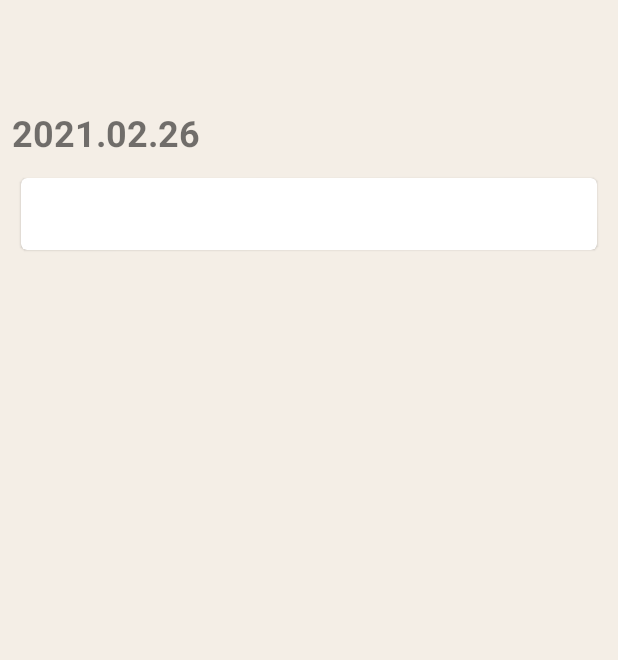
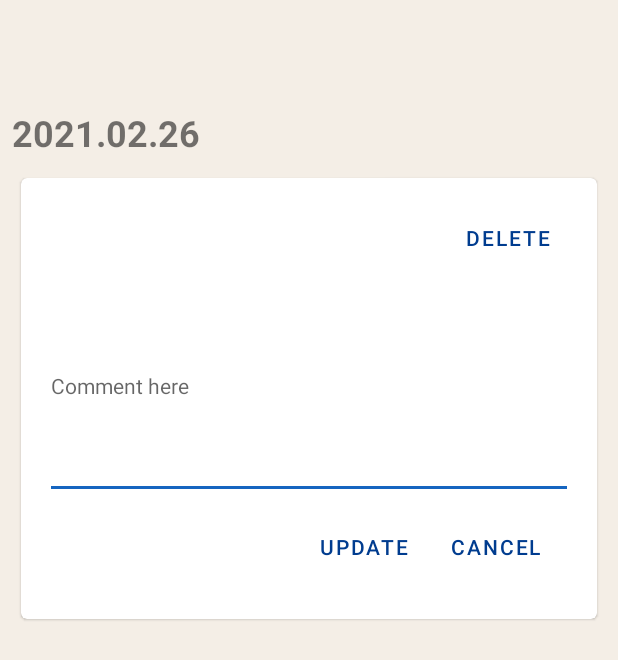
Before and after one commit to watarutower/LifelogApp, an Android app: the layout fragment_edit_page.xml on its own in the app's theme, with its tools: preview values and no code run, on a phone screen of 412 x 824 dp. Shown: the top 660 px of the screen. Run offline under Robolectric (Android 15) with nearby library versions, the phone set to English and light mode, and no system bars.

```diff
--- a/app/src/main/java/com/myapplication/lifelogapp/ui/writereview/WriteReviewFragment.kt
+++ b/app/src/main/java/com/myapplication/lifelogapp/ui/writereview/WriteReviewFragment.kt
@@ -47,8 +47,8 @@ class WriteReviewFragment : Fragment() {
             }
         })
 
-        writeReviewViewModel.navigateToHome.observe(viewLifecycleOwner, Observer { memo ->
-            memo?.let {
+        writeReviewViewModel.navigateToHome.observe(viewLifecycleOwner, Observer { navigate ->
+            if(navigate==true)let {
                 this.findNavController().navigate(
                         WriteReviewFragmentDirections.actionFragmentWriteReviewToFragmentHome())
                 hideKeyboard()
--- a/app/src/main/res/layout/fragment_edit_page.xml
+++ b/app/src/main/res/layout/fragment_edit_page.xml
@@ -48,6 +48,13 @@
                 android:layout_height="wrap_content"
                 android:orientation="vertical"
                 android:padding="16dp">
+                <com.google.android.material.button.MaterialButton
+                    android:layout_width="wrap_content"
+                    android:layout_height="wrap_content"
+                    android:text="@string/button_delete"
+                    android:layout_gravity="end"
+                    android:onClick="@{() -> editPageViewModel.onDeleteClicked()}"
+                    style="?attr/borderlessButtonStyle" />
 
                 <LinearLayout
                     android:layout_width="match_parent"
@@ -55,18 +62,17 @@
                     android:orientation="vertical"
                     android:layout_gravity="center">
 
-<!--                    <EditText-->
-<!--                        android:id="@+id/new_comment"-->
-<!--                        android:layout_width="match_parent"-->
-<!--                        android:layout_height="wrap_content"-->
-
-<!--                        android:minHeight="150dp"-->
-<!--                        android:hint="@string/hint_comment"-->
-<!--                        android:textSize="14sp"-->
-<!--                        android:singleLine="false"-->
-<!--                        android:textAlignment="viewStart"-->
-<!--                        app:carryOverComment="@{writeReviewViewModel.commentFetch}"-->
-<!--                        android:text="@={writeReviewViewModel.editText}"/>-->
+                    <EditText
+                        android:id="@+id/new_comment"
+                        android:layout_width="match_parent"
+                        android:layout_height="wrap_content"
+                        android:minHeight="150dp"
+                        android:hint="@string/hint_comment"
+                        android:textSize="14sp"
+                        android:singleLine="false"
+                        android:textAlignment="viewStart"
+                        app:carryOverComment="@{editPageViewModel.commentFetch}"
+                        android:text="@={editPageViewModel.editText}"/>
 
                 </LinearLayout>
 
@@ -87,21 +93,22 @@
 <!--                        android:onClick="@{() -> writeReviewViewModel.onSubmitClicked()}"-->
 <!--                        style="?attr/borderlessButtonStyle" />-->
 
-<!--                    <com.google.android.material.button.MaterialButton-->
-<!--                        android:layout_width="wrap_content"-->
-<!--                        android:layout_height="wrap_content"-->
-<!--                        android:text="@string/button_update"-->
-<!--                        android:visibility="@{writeReviewViewModel.updateButtonVisible}"-->
-<!--                        android:onClick="@{() -> writeReviewViewModel.onReviseClicked()}"-->
-<!--                        style="?attr/borderlessButtonStyle" />-->
+                    <com.google.android.material.button.MaterialButton
+                        android:layout_width="wrap_content"
+                        android:layout_height="wrap_content"
+                        android:text="@string/button_update"
 
-<!--                    <com.google.android.material.button.MaterialButton-->
-<!--                        android:layout_width="wrap_content"-->
-<!--                        android:layout_height="wrap_content"-->
-<!--                        android:text="@string/button_cancel"-->
-<!--                        android:onClick="@{() -> writeReviewViewModel.onCancelClicked()}"-->
-<!--                        style="?attr/borderlessButtonStyle"-->
-<!--                        />-->
+                        android:onClick="@{() -> editPageViewModel.onUpdateClicked()}"
+                        style="?attr/borderlessButtonStyle" />
+<!--                    android:visibility="@{editPageViewModel.updateButtonVisible}"-->
+                    <com.google.android.material.button.MaterialButton
+                        android:layout_width="wrap_content"
+                        android:layout_height="wrap_content"
+                        android:text="@string/button_cancel"
+
+                        android:onClick="@{() -> editPageViewModel.onCancelClicked()}"
+                        style="?attr/borderlessButtonStyle" />
+
 
                 </LinearLayout>
 
--- a/app/src/main/res/values/strings.xml
+++ b/app/src/main/res/values/strings.xml
@@ -53,5 +53,6 @@
     <string name="text_memo">-MEMO-</string>
     <string name="header_condition">Condition</string>
     <string name="text_average">-CONDITION-</string>
+    <string name="button_delete">delete</string>
 
 </resources>
```
Also changed, not shown: app/src/main/java/com/myapplication/lifelogapp/database/LifelogDao.kt (+10 -4 lines), app/src/main/java/com/myapplication/lifelogapp/ui/editpage/EditPageFragment.kt (+14 -0 lines), app/src/main/java/com/myapplication/lifelogapp/ui/editpage/EditPageViewModel.kt (+51 -0 lines), app/src/main/java/com/myapplication/lifelogapp/ui/writereview/WriteReviewViewModel.kt (+8 -5 lines), app/src/main/java/com/myapplication/lifelogapp/util/Util.kt (+10 -0 lines).
